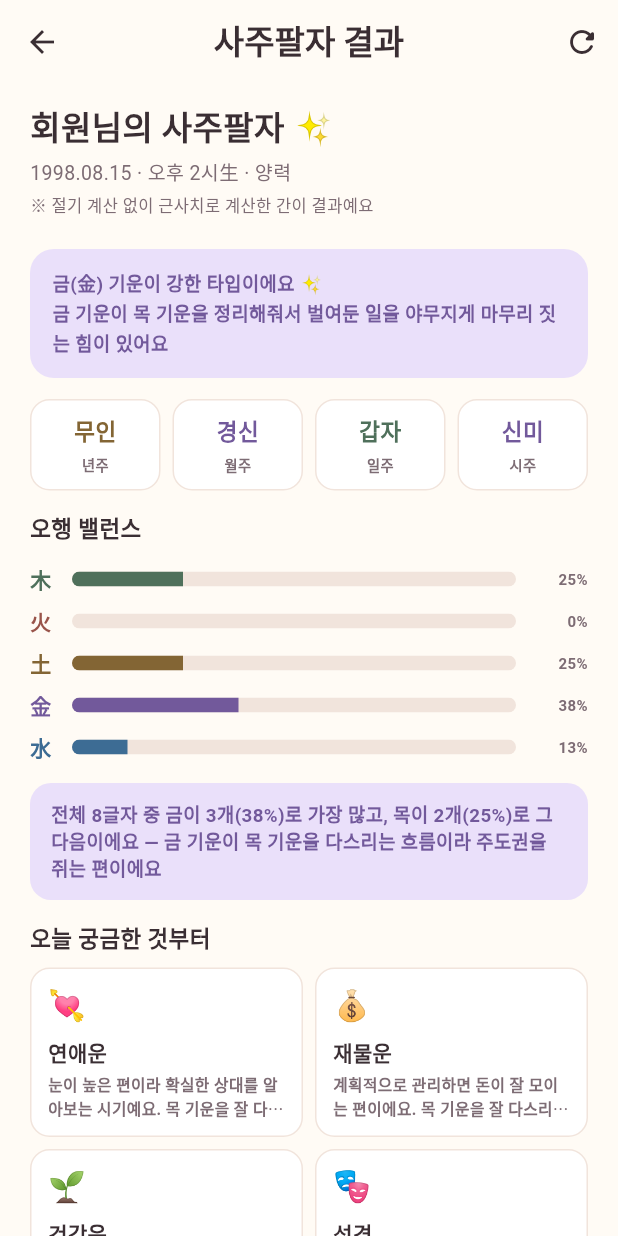
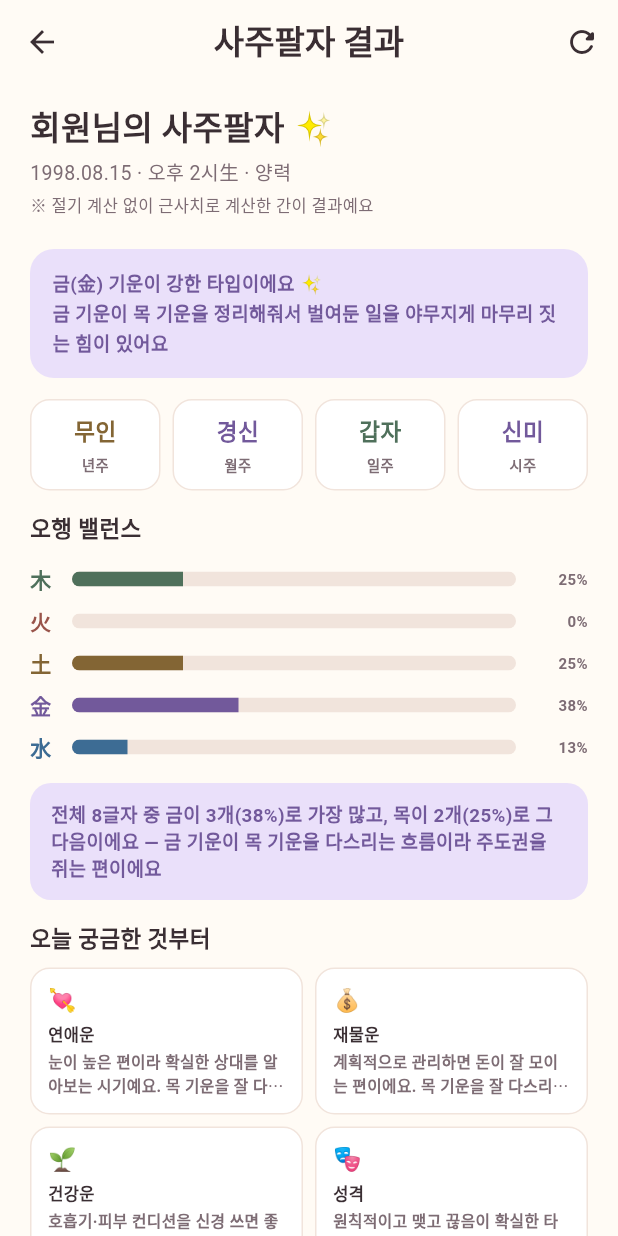
Before and after one commit to beomboo/Cosmos_beomboo, a Flutter app: the ResultScreen screen opened by its route, on a phone screen of 412 x 824 dp. Run offline on Flutter 3.47's test engine with Material 3 defaults, Android fonts, the phone set to English and light mode, and no system bars; our stand-ins replace share_plus, shared_preferences; accounts and stored records are empty.

Commit message:
결과 화면: 카테고리 카드 아이콘·제목 크기를 목업(.cat-card)에 맞게 축소
아이콘 20px→15px, 제목에 font-size 11px 명시, 아이콘-제목 간격 6→5,
제목-설명 간격 4→2로 목업 값과 일치시켰다.

```diff
--- a/project/lib/features/result/result_screen.dart
+++ b/project/lib/features/result/result_screen.dart
@@ -631,10 +631,13 @@ class _CategoryCard extends StatelessWidget {
         child: Column(
           crossAxisAlignment: CrossAxisAlignment.start,
           children: [
-            Text(icon, style: const TextStyle(fontSize: 20)),
-            const SizedBox(height: 6),
-            Text(title, style: const TextStyle(fontWeight: FontWeight.w800, color: AppColors.ink)),
-            const SizedBox(height: 4),
+            Text(icon, style: const TextStyle(fontSize: 15)),
+            const SizedBox(height: 5),
+            Text(
+              title,
+              style: const TextStyle(fontSize: 11, fontWeight: FontWeight.w800, color: AppColors.ink),
+            ),
+            const SizedBox(height: 2),
             // 목업(`.cat-card .d`)은 10.5px/font-weight 600인데 지금까지는 12px에
             // 기본 굵기였다(2026-07-07 대조 발견).
             Text(
```
